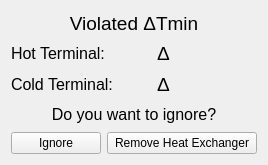
Qt form interface/dtmin.ui (CarlosTadeuVassoler/MPinch) before a commit.
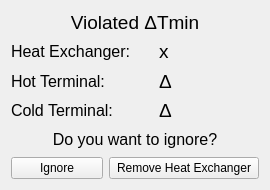
The same form after that commit.

Diff of the .ui file:
```diff
--- a/interface/dtmin.ui
+++ b/interface/dtmin.ui
@@ -7,7 +7,7 @@
     <x>0</x>
     <y>0</y>
     <width>268</width>
-    <height>165</height>
+    <height>190</height>
    </rect>
   </property>
   <property name="windowTitle">
@@ -29,13 +29,53 @@
      </property>
     </widget>
    </item>
+   <item>
+    <layout class="QHBoxLayout" name="horizontalLayout_4">
+     <item>
+      <widget class="QLabel" name="label_8">
+       <property name="minimumSize">
+        <size>
+         <width>142</width>
+         <height>0</height>
+        </size>
+       </property>
+       <property name="font">
+        <font>
+         <pointsize>12</pointsize>
+        </font>
+       </property>
+       <property name="text">
+        <string>Heat Exchanger: </string>
+       </property>
+      </widget>
+     </item>
+     <item>
+      <widget class="QLabel" name="label_7">
+       <property name="minimumSize">
+        <size>
+         <width>100</width>
+         <height>0</height>
+        </size>
+       </property>
+       <property name="font">
+        <font>
+         <pointsize>14</pointsize>
+        </font>
+       </property>
+       <property name="text">
+        <string>x</string>
+       </property>
+      </widget>
+     </item>
+    </layout>
+   </item>
    <item>
     <layout class="QHBoxLayout" name="horizontalLayout_2">
      <item>
       <widget class="QLabel" name="label_5">
        <property name="minimumSize">
         <size>
-         <width>130</width>
+         <width>142</width>
          <height>0</height>
         </size>
        </property>
@@ -90,7 +130,7 @@
       <widget class="QLabel" name="label_6">
        <property name="minimumSize">
         <size>
-         <width>130</width>
+         <width>142</width>
          <height>0</height>
         </size>
        </property>
```
